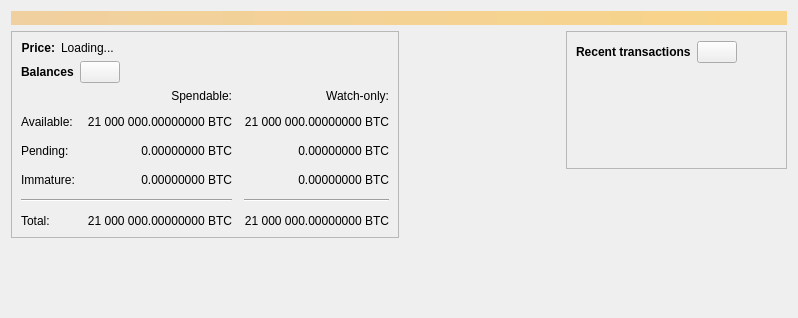
Before: the Qt Designer form src/qt/forms/overviewpage.ui in Mateable-com/mateablecoin-24.x, drawn with Qt 5.
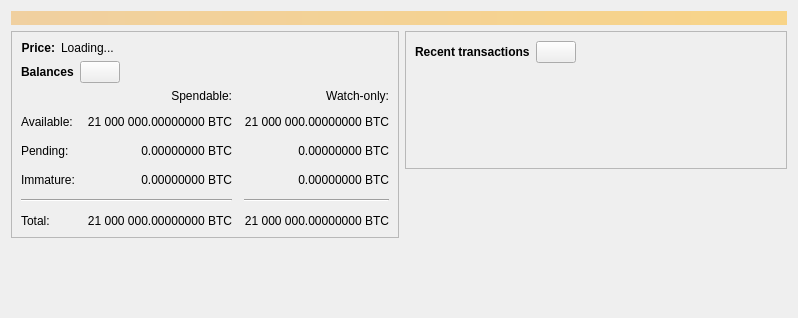
After: the same form once the commit is applied. Icons and pictures are not drawn. Custom widgets are drawn as their Qt base class.

Commit message: Update: Remove Extra VerticalLayout

```diff
--- a/src/qt/forms/overviewpage.ui
+++ b/src/qt/forms/overviewpage.ui
@@ -416,9 +416,6 @@
        </item>
       </layout>
      </item>
-     <item>
-      <layout class="QVBoxLayout" name="verticalLayout"/>
-     </item>
      <item>
       <layout class="QVBoxLayout" name="verticalLayout_3">
        <item>
```
